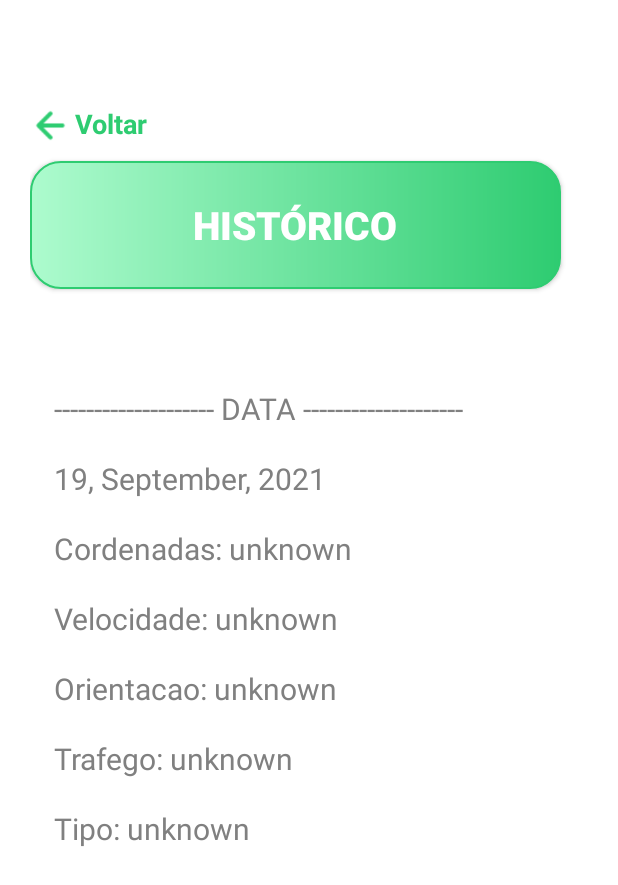
After one commit to AdelmoMenezes123/track-mobile-java, an Android app: the Historico screen opened directly, with no data from a screen before it, on a phone screen of 412 x 824 dp. The commit adds this screen. Shown: the top 885 px of the screen. Run offline under Robolectric (Android 15) with nearby library versions, the phone set to English and light mode, and no system bars.

Commit message:
finaliza a tela de historico

```diff
--- a/app/src/main/AndroidManifest.xml
+++ b/app/src/main/AndroidManifest.xml
@@ -9,6 +9,9 @@
         android:roundIcon="@mipmap/ic_launcher_round"
         android:supportsRtl="true"
         android:theme="@style/Theme.Design.NoActionBar">
+        <activity
+            android:name=".Historico"
+            android:exported="true" />
         <activity
             android:name=".Creditos"
             android:exported="true" />
--- a/app/src/main/java/com/example/track/Configuracoes.java
+++ b/app/src/main/java/com/example/track/Configuracoes.java
@@ -73,7 +73,7 @@ public class Configuracoes extends AppCompatActivity {
                         radioOrientacao.getText().toString(),
                         radioTrafegon.getText().toString(),
                         radioTipo.getText().toString()
-                };SQ
+                };
 
                 //PERCORRENDO A LISTA E MOSTRANDO OS VALORES NA TELA USANDO TOAST
                 for (String itens: lista) {
@@ -173,16 +173,4 @@ public class Configuracoes extends AppCompatActivity {
 
         editor.apply();
     }
-
-
-
-//    public ArrayList<String> getArrayList(String key){
-//        SharedPreferences prefs = PreferenceManager.getDefaultSharedPreferences(activity);
-//        Gson gson = new Gson();
-//        String json = prefs.getString(key, null);
-//        Type type = new TypeToken<ArrayList<String>>() {}.getType();
-//        return gson.fromJson(json, type);
-//        Toast.makeText(getApplicationContext(), name, Toast.LENGTH_SHORT).show();
-
-//    }
 }
--- /dev/null
+++ b/app/src/main/java/com/example/track/Historico.java
@@ -0,0 +1,78 @@
+package com.example.track;
+
+import androidx.appcompat.app.AppCompatActivity;
+
+import android.content.Intent;
+import android.content.SharedPreferences;
+import android.os.Bundle;
+import android.text.format.DateFormat;
+import android.view.View;
+import android.widget.TextView;
+
+import com.google.gson.Gson;
+
+import java.util.Date;
+
+public class Historico extends AppCompatActivity {
+
+    TextView mList, volta;
+    public static final String SHARED_PREFES = "sharedPrefes";
+
+    @Override
+    protected void onCreate(Bundle savedInstanceState) {
+        super.onCreate(savedInstanceState);
+        setContentView(R.layout.activity_historico);
+
+        IniciaComponent();
+        volta.setOnClickListener(new View.OnClickListener() {
+            @Override
+            public void onClick(View view) {
+                Intent in = new Intent(Historico.this, Home.class);
+                startActivity(in);
+            }
+        });
+
+        //METODO QUE LISTA OS DADOS DO SHARED PREFES E ADD NA TELA
+        getListaShared();
+
+    }
+
+    private void IniciaComponent() {
+        volta = (TextView) findViewById(R.id.voltar);
+        mList=(TextView)findViewById(R.id.tv_list);
+    }
+
+
+    public void getListaShared(){
+        // INICIANDO MEU SHERED PREFERECES
+        SharedPreferences sharedPreferences = getSharedPreferences(SHARED_PREFES, MODE_PRIVATE);
+
+        //OBTER DATA ATUAL
+        Date d = new Date();
+        CharSequence data  = DateFormat.format("d, MMMM, yyyy ", d.getTime());
+
+        //OBTENDO OS DADOS DO SHERED PREFERES
+        String cordenada = sharedPreferences.getString("cordenadas", "unknown");
+        String velocidade = sharedPreferences.getString("velocidade", "unknown");
+        String orientacao = sharedPreferences.getString("orientacao ", "unknown");
+        String trafego = sharedPreferences.getString("trafegon", "unknown");
+        String tipo =sharedPreferences.getString("tipo", "unknown");
+
+        //ADD OS DADOS EM UM ARRAY
+        String[] list = {
+                "-------------------- DATA --------------------",
+                ""+data+"",
+                "Cordenadas: "+cordenada,
+                "Velocidade: "+velocidade,
+                "Orientacao: "+orientacao,
+                "Trafego: "+trafego,
+                "Tipo: "+tipo
+        };
+
+        // PERCORRENDO O ARRAY E LISTANDO NA TELA
+        for( String toys: list){
+            mList.append(toys+"\n\n");
+        }
+
+    }
+}
--- a/app/src/main/java/com/example/track/Home.java
+++ b/app/src/main/java/com/example/track/Home.java
@@ -9,8 +9,7 @@ import android.widget.Button;
 
 public class Home extends AppCompatActivity {
 
-    View entrarConfig;
-    View entrarCredito;
+    View entrarConfig, entrarHistorico, entrarCredito;
 
     @Override
     protected void onCreate(Bundle savedInstanceState) {
@@ -33,9 +32,19 @@ public class Home extends AppCompatActivity {
                 startActivity(in);
             }
         });
+
+        entrarHistorico.setOnClickListener(new View.OnClickListener() {
+            @Override
+            public void onClick(View view) {
+                Intent in = new Intent(Home.this, Historico.class);
+                startActivity(in);
+            }
+        });
+
     }
     private void IniciaComponent(){
         entrarConfig = (View) findViewById(R.id.configuracoes);
         entrarCredito = (View) findViewById(R.id.creditos);
+        entrarHistorico = (View) findViewById(R.id.historico);
     }
 }
--- a/app/src/main/res/layout/activity_creditos.xml
+++ b/app/src/main/res/layout/activity_creditos.xml
@@ -1,4 +1,4 @@
-<androidx.core.widget.NestedScrollView
+<ScrollView
     xmlns:tools="http://schemas.android.com/tools"
     android:layout_width="match_parent"
     android:layout_height="match_parent"
@@ -260,4 +260,4 @@
         </RelativeLayout>
 
     </LinearLayout>
-</androidx.core.widget.NestedScrollView>
+</ScrollView>
--- /dev/null
+++ b/app/src/main/res/layout/activity_historico.xml
@@ -0,0 +1,49 @@
+<?xml version="1.0" encoding="utf-8"?>
+<LinearLayout
+    xmlns:android="http://schemas.android.com/apk/res/android"
+    xmlns:tools="http://schemas.android.com/tools"
+    android:layout_width="match_parent"
+    android:layout_height="match_parent"
+    android:padding="20dp"
+    android:background="@color/white"
+    android:orientation="vertical"
+    tools:context=".Historico">
+
+    <RelativeLayout style="@style/relative" android:layout_marginTop="50dp">
+        <!--ICON-->
+        <ImageView
+            android:id="@+id/icon_voltar"
+            style="@style/iconVoltar"
+            android:src="@drawable/voltar" />
+        <!--TEXTO VOLTA-->
+        <TextView
+            android:id="@+id/voltar"
+            style="@style/textVoltar"
+            android:text="Voltar"
+            android:textColor="@color/green"
+            tools:ignore="HardcodedText" />
+    </RelativeLayout>
+    <!--BUTAO CREDITOS-->
+    <Button
+        style="@style/button_secondary"
+        android:background="@drawable/radius"
+        android:layout_marginBottom="50dp"
+        android:text="HISTÓRICO"
+        />
+
+    <ScrollView
+        android:layout_width="match_parent"
+        android:layout_height="wrap_content"
+        >
+
+        <TextView
+            android:id="@+id/tv_list"
+            android:layout_width="wrap_content"
+            android:layout_height="wrap_content"
+            android:textColor="@color/dark"
+            android:padding="16dp"
+            android:textSize="20sp" />
+
+    </ScrollView>
+
+</LinearLayout>
--- a/app/src/main/res/layout/activity_home.xml
+++ b/app/src/main/res/layout/activity_home.xml
@@ -1,5 +1,5 @@
 <?xml version="1.0" encoding="utf-8"?>
-<androidx.core.widget.NestedScrollView xmlns:app="http://schemas.android.com/apk/res-auto"
+<ScrollView
     xmlns:tools="http://schemas.android.com/tools"
     android:layout_width="match_parent"
     android:layout_height="match_parent"
@@ -180,9 +180,10 @@
                 android:backgroundTint="@color/orangeTransp" />
 
                 <!--BUTTOM CREDITO-->
-                <ImageView style="@style/img_navegacao"
-                    android:layout_centerHorizontal="true"
-                    android:background="@drawable/creddito" />
+            <ImageView
+                style="@style/img_navegacao"
+                android:layout_centerHorizontal="true"
+                android:background="@drawable/credito" />
         </RelativeLayout>
 
         <!-- TITULO DE BUTAO DE CREDITOS-->
@@ -200,4 +201,4 @@
         </RelativeLayout>
 
     </LinearLayout>
-</androidx.core.widget.NestedScrollView>
+</ScrollView>
```
Also changed, not shown: app/src/main/res/drawable/credito.png (added).
